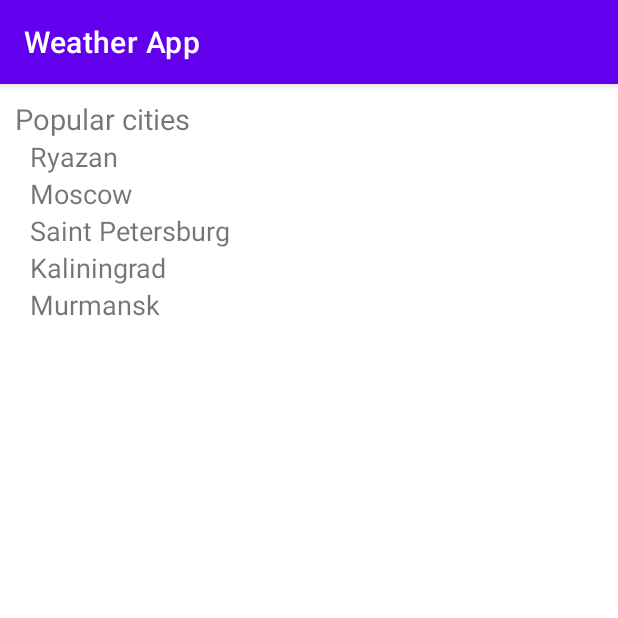
After one commit to scolotin/android1, an Android app: the fragment CitiesFragment shown on its own in the app's theme, on a phone screen of 412 x 824 dp, the top half of it. The commit adds this screen. Run offline under Robolectric (Android 15) with nearby library versions, the phone set to English and light mode, and no system bars.

Commit message:
Добавлено использование фрагментов для формирования разметки

```diff
--- /dev/null
+++ b/app/src/main/java/com/example/android1/CitiesFragment.java
@@ -0,0 +1,18 @@
+package com.example.android1;
+
+import android.os.Bundle;
+import android.view.LayoutInflater;
+import android.view.View;
+import android.view.ViewGroup;
+
+import androidx.annotation.NonNull;
+import androidx.annotation.Nullable;
+import androidx.fragment.app.Fragment;
+
+public class CitiesFragment extends Fragment {
+    @Nullable
+    @Override
+    public View onCreateView(@NonNull LayoutInflater inflater, @Nullable ViewGroup container, @Nullable Bundle savedInstanceState) {
+        return inflater.inflate(R.layout.cities_fragment, container, false);
+    }
+}
--- /dev/null
+++ b/app/src/main/res/layout/cities_fragment.xml
@@ -0,0 +1,79 @@
+<?xml version="1.0" encoding="utf-8"?>
+<androidx.constraintlayout.widget.ConstraintLayout
+    xmlns:android="http://schemas.android.com/apk/res/android"
+    android:layout_width="match_parent"
+    android:layout_height="match_parent"
+    xmlns:app="http://schemas.android.com/apk/res-auto"
+    android:layout_margin="@dimen/screen_margin">
+
+    <TextView
+        android:id="@+id/popular_cities_label"
+        android:layout_width="match_parent"
+        android:layout_height="wrap_content"
+        app:layout_constraintTop_toTopOf="parent"
+        app:layout_constraintRight_toRightOf="parent"
+        app:layout_constraintLeft_toLeftOf="parent"
+        android:text="@string/popular_cities"
+        android:textSize="@dimen/label_font_size"/>
+
+    <ScrollView
+        android:id="@+id/cities_list"
+        android:layout_width="match_parent"
+        android:layout_height="0dp"
+        app:layout_constraintLeft_toLeftOf="parent"
+        app:layout_constraintRight_toRightOf="parent"
+        app:layout_constraintTop_toBottomOf="@+id/popular_cities_label"
+        android:fillViewport="true">
+
+        <LinearLayout
+            android:layout_width="match_parent"
+            android:layout_height="wrap_content"
+            android:orientation="vertical"
+            android:layout_marginStart="@dimen/screen_margin"
+            android:layout_marginEnd="@dimen/screen_margin">
+
+            <TextView
+                android:layout_width="match_parent"
+                android:layout_height="wrap_content"
+                android:clickable="true"
+                android:focusable="true"
+                android:text="@string/city_0"
+                android:textSize="@dimen/popular_cities_font_size" />
+
+            <TextView
+                android:layout_width="match_parent"
+                android:layout_height="wrap_content"
+                android:clickable="true"
+                android:focusable="true"
+                android:text="@string/city_1"
+                android:textSize="@dimen/popular_cities_font_size"/>
+
+            <TextView
+                android:layout_width="match_parent"
+                android:layout_height="wrap_content"
+                android:clickable="true"
+                android:focusable="true"
+                android:text="@string/city_2"
+                android:textSize="@dimen/popular_cities_font_size"/>
+
+            <TextView
+                android:layout_width="match_parent"
+                android:layout_height="wrap_content"
+                android:clickable="true"
+                android:focusable="true"
+                android:text="@string/city_3"
+                android:textSize="@dimen/popular_cities_font_size"/>
+
+            <TextView
+                android:layout_width="match_parent"
+                android:layout_height="wrap_content"
+                android:clickable="true"
+                android:focusable="true"
+                android:text="@string/city_4"
+                android:textSize="@dimen/popular_cities_font_size"/>
+
+        </LinearLayout>
+
+    </ScrollView>
+
+</androidx.constraintlayout.widget.ConstraintLayout>
```
Also changed, not shown: app/src/main/java/com/example/android1/DetailedInfoFragment.java (added, +19 -0 lines), app/src/main/java/com/example/android1/MainActivity.java (+58 -107 lines), app/src/main/res/layout-land/activity_main.xml (added, +25 -0 lines), app/src/main/res/layout/activity_main.xml (+3 -95 lines), app/src/main/res/layout/detailed_info_fragment.xml (added, +99 -0 lines).
